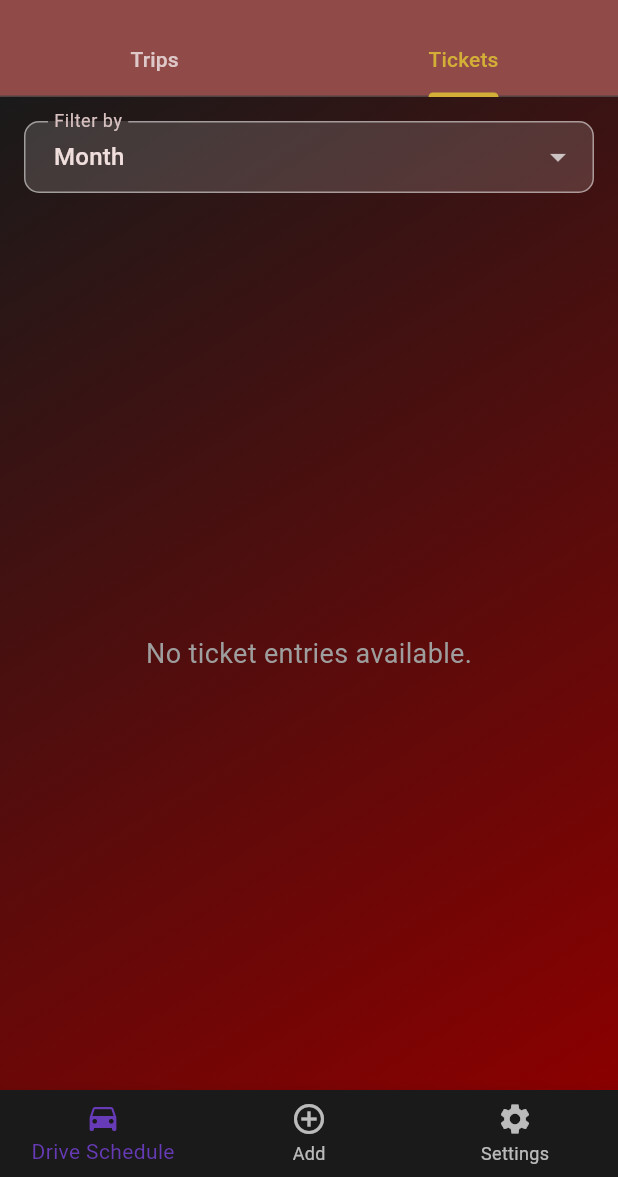
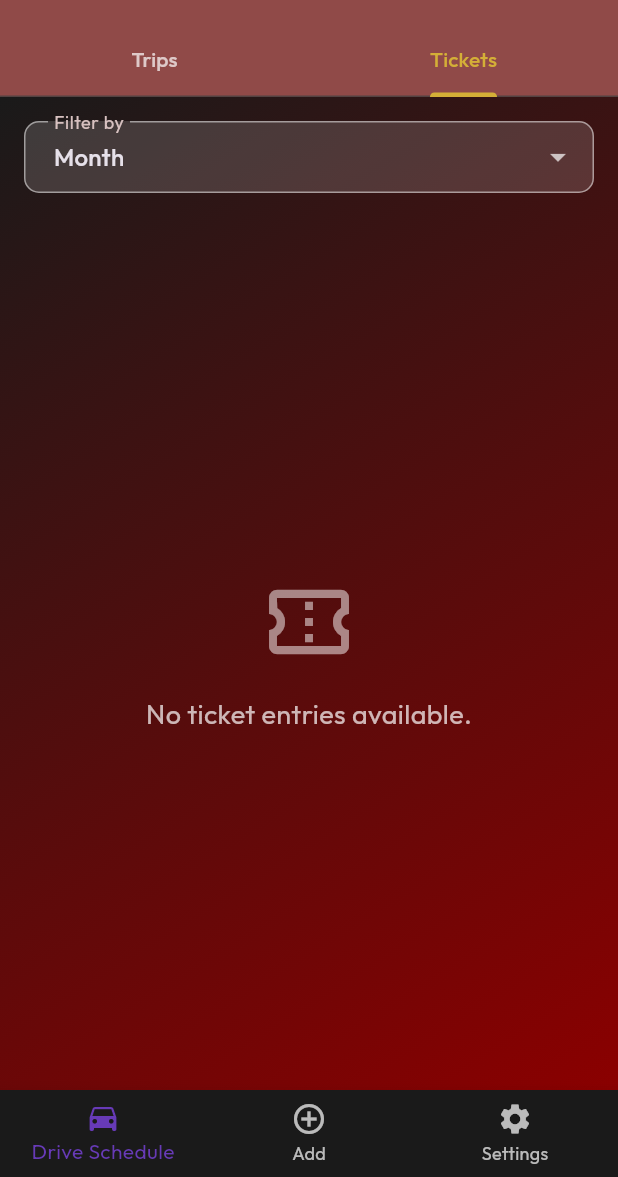
Before and after one commit to ansarrnd/driver_assist, a Flutter app: the screen it shows after launch, tab 2 chosen, on a phone screen of 412 x 824 dp, the part 59-1236 px from its top. Run offline on Flutter 3.47's test engine with Material 3 defaults, Android fonts, the light colour scheme and no system bars; our stand-ins replace flutter_local_notifications, flutter_staggered_animations, google_fonts, sqflite, sqflite_common_ffi, timezone; missing offline and left inert: android_alarm_manager_plus, liquid_glass_ui; accounts and stored records are empty.

Commit message:
change in notification and text fixes.

```diff
--- a/lib/theme.dart
+++ b/lib/theme.dart
@@ -1,4 +1,5 @@
 import 'package:flutter/material.dart';
+import 'package:google_fonts/google_fonts.dart';
 
 class AppTheme {
   // Common values for LiquidGlassContainer
@@ -26,6 +27,7 @@ class AppTheme {
       colorScheme: colorScheme,
       useMaterial3: true,
       scaffoldBackgroundColor: Colors.transparent, // Ensure the background decoration is visible
+      textTheme: GoogleFonts.outfitTextTheme(ThemeData.dark().textTheme),
 
       // Global app bar theme
       appBarTheme: AppBarTheme(
@@ -78,7 +80,7 @@ class AppTheme {
         ),
         focusedBorder: OutlineInputBorder(
           borderRadius: BorderRadius.circular(10.0),
-          borderSide: BorderSide(color: colorScheme.primary, width: 2.0),
+          borderSide: const BorderSide(color: Color(0xFFD4AF37), width: 2.5), // Glowing gold focus border
         ),
         contentPadding: const EdgeInsets.symmetric(horizontal: 16.0, vertical: 12.0),
       ),
--- a/lib/tickets_screen.dart
+++ b/lib/tickets_screen.dart
@@ -1,5 +1,7 @@
 import 'package:flutter/material.dart';
 import 'package:liquid_glass_ui/liquid_glass_ui.dart';
+import 'package:flutter/services.dart';
+import 'package:flutter_staggered_animations/flutter_staggered_animations.dart';
 import 'database_helper.dart';
 import 'main.dart'; // Assuming DriveEntry is in main.dart
 import 'theme.dart';
@@ -96,10 +98,17 @@ class _TicketsScreenState extends State<TicketsScreen> {
               } else if (snapshot.hasError) {
                 return Center(child: Text('Error: ${snapshot.error}'));
               } else if (!snapshot.hasData || snapshot.data!.isEmpty) {
-                return const Center(
-                  child: Text(
+                return Center(
+                  child: Column(
+                    mainAxisAlignment: MainAxisAlignment.center,
+                    children: [
+                      Icon(Icons.confirmation_num_outlined, size: 64, color: Colors.white.withOpacity(0.5)),
+                      const SizedBox(height: 16),
+                      Text(
                         'No ticket entries available.',
-                    style: TextStyle(fontSize: 18, color: Colors.grey),
+                        style: TextStyle(fontSize: 18, color: Colors.white.withOpacity(0.7)),
+                      ),
+                    ],
                   ),
                 );
               } else {
@@ -114,18 +123,26 @@ class _TicketsScreenState extends State<TicketsScreen> {
                       child: Text(
                         'No ticket entries found for "$_selectedFilter".',
                         textAlign: TextAlign.center,
-                        style: const TextStyle(fontSize: 18, color: Colors.grey),
+                        style: TextStyle(fontSize: 18, color: Colors.white.withOpacity(0.7)),
                       ),
                     )
                   );
                 }
-                return ListView.builder(
+                return AnimationLimiter(
+                  child: ListView.builder(
                     padding: const EdgeInsets.fromLTRB(8.0, 0, 8.0, 8.0),
                     itemCount: displayedEntries.length,
                     itemBuilder: (context, index) {
                       final entry = displayedEntries[index];
                       // Display 'ticket' type entries
-                    return InkWell( // Keep InkWell for potential future taps or just for the ripple effect
+                      return AnimationConfiguration.staggeredList(
+                        position: index,
+                        duration: const Duration(milliseconds: 375),
+                        child: SlideAnimation(
+                          verticalOffset: 50.0,
+                          child: FadeInAnimation(
+                            child: InkWell( // Keep InkWell for potential future taps or just for the ripple effect
+                              onTap: () { HapticFeedback.selectionClick(); },
                               child: Padding(
                         padding: const EdgeInsets.symmetric(vertical: 8.0, horizontal: 4.0),
                         child: LiquidGlassContainer(
@@ -144,16 +161,18 @@ class _TicketsScreenState extends State<TicketsScreen> {
                               const SizedBox(height: 8.0),
                               _buildInfoRow(context, Icons.access_time, 'Date & Time: ${entry.dateTime.toLocal().toString().substring(0, 16)}'),
                               const SizedBox(height: 4.0),
-                              _buildInfoRow(context, Icons.location_on_outlined, 'From: ${entry.source}'),
+                              _buildInfoRow(context, Icons.location_on_outlined, 'Pickup: ${entry.source}'),
                               const SizedBox(height: 4.0),
-                              _buildInfoRow(context, Icons.flag_outlined, 'To: ${entry.destination}'),
+                              _buildInfoRow(context, Icons.flag_outlined, 'Drop: ${entry.destination}'),
                             ],
+                          ),
                         ),
                             ),
                           ),
                         ),
                       );
                     },
+                  ),
                 );
               }
             },
--- a/pubspec.yaml
+++ b/pubspec.yaml
@@ -40,6 +40,9 @@ dependencies:
   timezone: ^0.9.2
   android_alarm_manager_plus: ^4.0.7
   liquid_glass_ui: ^0.4.0
+  google_fonts: ^8.2.0
+  flutter_staggered_animations: ^1.1.1
+  phosphor_flutter: ^2.1.0
 dev_dependencies:
   flutter_test:
     sdk: flutter
```
Also changed, not shown: lib/main.dart (+37 -17 lines), pubspec.lock. Lines whose indentation alone changed are shown as unchanged.
